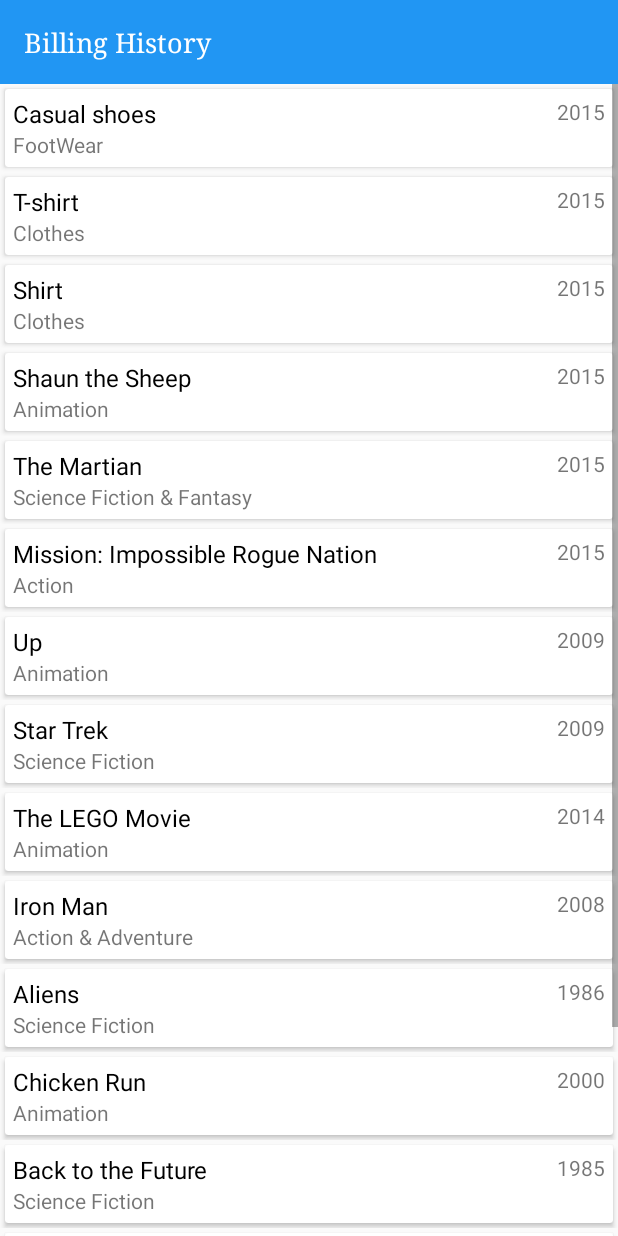
After one commit to ssheetalshah/DGFABApp1, an Android app: the BillingHistory screen opened directly, with no data from a screen before it, on a phone screen of 412 x 824 dp. The commit adds this screen. Run offline under Robolectric (Android 15) with nearby library versions, the phone set to English and light mode, and no system bars; libraries missing offline, so code that uses them is left out: me.relex.circleindicator.

Commit message:
by rrrrr

```diff
--- a/app/src/main/AndroidManifest.xml
+++ b/app/src/main/AndroidManifest.xml
@@ -9,7 +9,9 @@
         android:roundIcon="@mipmap/ic_launcher_round"
         android:supportsRtl="true"
         android:theme="@style/AppTheme">
-        <activity android:name=".Order_Informations"></activity>
+        <activity android:name=".BillingHistory"></activity>
+        <activity android:name=".My_tender" />
+        <activity android:name=".Order_Informations" />
         <activity android:name=".WalletActivity" />
         <activity android:name=".AddProduct" />
         <activity android:name=".CreateNewGroup" />
--- /dev/null
+++ b/app/src/main/java/com/ics/dgfabapp/BillingHistory.java
@@ -0,0 +1,119 @@
+package com.ics.dgfabapp;
+
+import android.support.v7.app.AppCompatActivity;
+import android.os.Bundle;
+import android.support.v7.widget.DefaultItemAnimator;
+import android.support.v7.widget.LinearLayoutManager;
+import android.support.v7.widget.RecyclerView;
+import android.support.v7.widget.Toolbar;
+import android.view.View;
+
+import java.util.ArrayList;
+import java.util.List;
+import android.support.v7.app.AppCompatActivity;
+import android.os.Bundle;
+import android.support.v7.widget.DefaultItemAnimator;
+import android.support.v7.widget.LinearLayoutManager;
+import android.support.v7.widget.RecyclerView;
+import android.support.v7.widget.Toolbar;
+import android.view.View;
+
+import com.ics.dgfabapp.adapter.MoviesAdapter;
+import com.ics.dgfabapp.model.Movie;
+
+import java.util.ArrayList;
+import java.util.List;
+
+public class BillingHistory extends AppCompatActivity {
+    Toolbar toolbar_billHistory;
+    private List<Movie> movieList = new ArrayList<>();
+    private RecyclerView recyclerView;
+    private MoviesAdapter mAdapter;
+
+
+    @Override
+    protected void onCreate(Bundle savedInstanceState) {
+        super.onCreate(savedInstanceState);
+        setContentView(R.layout.activity_billing_history);
+
+        toolbar_billHistory = (Toolbar)findViewById(R.id.toolbar_billHistory);
+
+        toolbar_billHistory = (Toolbar) findViewById(R.id.toolbar_billHistory);
+        //toolbar_billHistory.setNavigationIcon(R.drawable.arrow);
+        toolbar_billHistory.setNavigationOnClickListener(new View.OnClickListener() {
+            @Override
+            public void onClick(View v) {
+                //   stopActivityTask();
+                onBackPressed();
+            }
+        });
+
+        recyclerView = (RecyclerView) findViewById(R.id.recycler_view);
+
+        mAdapter = new MoviesAdapter(movieList);
+        RecyclerView.LayoutManager mLayoutManager = new LinearLayoutManager(getApplicationContext());
+        recyclerView.setLayoutManager(mLayoutManager);
+        recyclerView.setHasFixedSize(true);
+        recyclerView.setItemAnimator(new DefaultItemAnimator());
+        recyclerView.setAdapter(mAdapter);
+
+        prepareMovieData();
+    }
+
+    @Override
+    public void onBackPressed() {
+        super.onBackPressed();
+    }
+
+    private void prepareMovieData() {
+        Movie movie = new Movie("Casual shoes", "FootWear", "2015");
+        movieList.add(movie);
+
+        movie = new Movie("T-shirt", "Clothes", "2015");
+        movieList.add(movie);
+
+        movie = new Movie("Shirt", "Clothes", "2015");
+        movieList.add(movie);
+
+        movie = new Movie("Shaun the Sheep", "Animation", "2015");
+        movieList.add(movie);
+
+        movie = new Movie("The Martian", "Science Fiction & Fantasy", "2015");
+        movieList.add(movie);
+
+        movie = new Movie("Mission: Impossible Rogue Nation", "Action", "2015");
+        movieList.add(movie);
+
+        movie = new Movie("Up", "Animation", "2009");
+        movieList.add(movie);
+
+        movie = new Movie("Star Trek", "Science Fiction", "2009");
+        movieList.add(movie);
+
+        movie = new Movie("The LEGO Movie", "Animation", "2014");
+        movieList.add(movie);
+
+        movie = new Movie("Iron Man", "Action & Adventure", "2008");
+        movieList.add(movie);
+
+        movie = new Movie("Aliens", "Science Fiction", "1986");
+        movieList.add(movie);
+
+        movie = new Movie("Chicken Run", "Animation", "2000");
+        movieList.add(movie);
+
+        movie = new Movie("Back to the Future", "Science Fiction", "1985");
+        movieList.add(movie);
+
+        movie = new Movie("Raiders of the Lost Ark", "Action & Adventure", "1981");
+        movieList.add(movie);
+
+        movie = new Movie("Goldfinger", "Action & Adventure", "1965");
+        movieList.add(movie);
+
+        movie = new Movie("Guardians of the Galaxy", "Science Fiction & Fantasy", "2014");
+        movieList.add(movie);
+
+        mAdapter.notifyDataSetChanged();
+    }
+}
--- a/app/src/main/java/com/ics/dgfabapp/DashboardActivity.java
+++ b/app/src/main/java/com/ics/dgfabapp/DashboardActivity.java
@@ -364,10 +364,14 @@ public class DashboardActivity extends AppCompatActivity  implements   Navigatio
         } else if (id == R.id.nav_gallery) {
 
         } else if (id == R.id.nav_slideshow) {
+            Intent intent = new Intent(DashboardActivity.this, My_tender.class);
+            startActivity(intent);
 
         } else if (id == R.id.nav_manage) {
 
         } else if (id == R.id.nav_share) {
+            Intent intent = new Intent(DashboardActivity.this, BillingHistory.class);
+            startActivity(intent);
 
         } else if (id == R.id.nav_send) {
 
--- /dev/null
+++ b/app/src/main/java/com/ics/dgfabapp/adapter/MoviesAdapter.java
@@ -0,0 +1,63 @@
+package com.ics.dgfabapp.adapter;
+import android.content.Intent;
+import android.support.v7.widget.RecyclerView;
+import android.view.LayoutInflater;
+import android.view.View;
+import android.view.ViewGroup;
+import android.widget.TextView;
+
+
+import com.ics.dgfabapp.R;
+import com.ics.dgfabapp.model.Movie;
+
+import java.util.List;
+
+public class MoviesAdapter extends RecyclerView.Adapter<MoviesAdapter.MyViewHolder> {
+
+    private List<Movie> moviesList;
+
+
+    public class MyViewHolder extends RecyclerView.ViewHolder {
+        public TextView title, year, genre;
+
+        public MyViewHolder(View view) {
+            super(view);
+            title = (TextView) view.findViewById(R.id.title);
+            genre = (TextView) view.findViewById(R.id.genre);
+            year = (TextView) view.findViewById(R.id.year);
+        }
+    }
+
+
+    public MoviesAdapter(List<Movie> moviesList) {
+        this.moviesList = moviesList;
+    }
+
+    @Override
+    public MyViewHolder onCreateViewHolder(ViewGroup parent, int viewType) {
+        View itemView = LayoutInflater.from(parent.getContext())
+                .inflate(R.layout.movie_list_row, parent, false);
+
+        return new MyViewHolder(itemView);
+    }
+
+    @Override
+    public void onBindViewHolder(MyViewHolder holder, int position) {
+        Movie movie = moviesList.get(position);
+        holder.title.setText(movie.getTitle());
+        holder.genre.setText(movie.getGenre());
+        holder.year.setText(movie.getYear());
+//        holder.itemView.setOnClickListener(new View.OnClickListener() {
+//            @Override
+//            public void onClick(View v) {
+//                Intent intent = new Intent(v.getContext() , InvoceVActivity.class);
+//                v.getContext().startActivity(intent);
+//            }
+//        });
+    }
+
+    @Override
+    public int getItemCount() {
+        return moviesList.size();
+    }
+}
--- /dev/null
+++ b/app/src/main/java/com/ics/dgfabapp/model/Movie.java
@@ -0,0 +1,41 @@
+package com.ics.dgfabapp.model;
+
+
+public class Movie {
+
+    private String title, genre, year;
+
+    public Movie() {
+    }
+
+    public Movie(String title, String genre, String year) {
+        this.title = title;
+        this.genre = genre;
+        this.year = year;
+    }
+
+    public String getTitle() {
+        return title;
+    }
+
+    public void setTitle(String name) {
+        this.title = name;
+    }
+
+    public String getYear() {
+        return year;
+    }
+
+    public void setYear(String year) {
+        this.year = year;
+    }
+
+    public String getGenre() {
+        return genre;
+    }
+
+    public void setGenre(String genre) {
+        this.genre = genre;
+    }
+
+}
--- /dev/null
+++ b/app/src/main/res/layout/activity_billing_history.xml
@@ -0,0 +1,41 @@
+<?xml version="1.0" encoding="utf-8"?>
+<LinearLayout xmlns:android="http://schemas.android.com/apk/res/android"
+    xmlns:app="http://schemas.android.com/apk/res-auto"
+    xmlns:tools="http://schemas.android.com/tools"
+    android:orientation="vertical"
+    android:layout_width="match_parent"
+    android:layout_height="match_parent"
+    tools:context=".BillingHistory">
+
+    <android.support.v7.widget.Toolbar
+        android:id="@+id/toolbar_billHistory"
+        android:layout_width="match_parent"
+        android:layout_height="wrap_content"
+        android:background="#2196F3">
+
+        <TextView
+            android:layout_width="match_parent"
+            android:layout_height="wrap_content"
+            android:gravity="start|center"
+            android:text="Billing History"
+            android:textColor="#fff"
+            android:textSize="18dp"
+            android:typeface="serif" />
+
+    </android.support.v7.widget.Toolbar>
+
+    <LinearLayout
+        android:orientation="vertical"
+        android:layout_width="match_parent"
+        android:layout_height="match_parent">
+
+        <android.support.v7.widget.RecyclerView
+            android:id="@+id/recycler_view"
+            android:layout_width="match_parent"
+            android:layout_height="match_parent"
+            android:scrollbars="vertical" />
+
+
+    </LinearLayout>
+
+</LinearLayout>
--- /dev/null
+++ b/app/src/main/res/layout/movie_list_row.xml
@@ -0,0 +1,44 @@
+<?xml version="1.0" encoding="utf-8"?>
+<LinearLayout xmlns:android="http://schemas.android.com/apk/res/android"
+    android:layout_width="match_parent"
+    android:layout_height="wrap_content"
+    android:background="?android:attr/selectableItemBackground"
+    android:clickable="true"
+    android:focusable="true"
+    android:orientation="vertical">
+
+    <android.support.v7.widget.CardView
+        android:layout_margin="3dp"
+        android:layout_width="match_parent"
+        android:layout_height="wrap_content">
+
+        <RelativeLayout
+            android:padding="5dp"
+            android:layout_width="match_parent"
+            android:layout_height="wrap_content">
+
+            <TextView
+                android:id="@+id/title"
+                android:textColor="#000"
+                android:layout_width="match_parent"
+                android:layout_height="wrap_content"
+                android:layout_alignParentTop="true"
+                android:textSize="16dp"
+                android:textStyle="normal" />
+
+            <TextView
+                android:id="@+id/genre"
+                android:layout_width="match_parent"
+                android:layout_height="wrap_content"
+                android:layout_below="@id/title" />
+
+            <TextView
+                android:id="@+id/year"
+                android:layout_width="wrap_content"
+                android:layout_height="wrap_content"
+                android:layout_alignParentRight="true" />
+
+        </RelativeLayout>
+    </android.support.v7.widget.CardView>
+
+</LinearLayout>
```
Also changed, not shown: app/src/main/java/com/ics/dgfabapp/My_tender.java (added, +25 -0 lines), app/src/main/res/layout/activity_my_tender.xml (added, +275 -0 lines).
